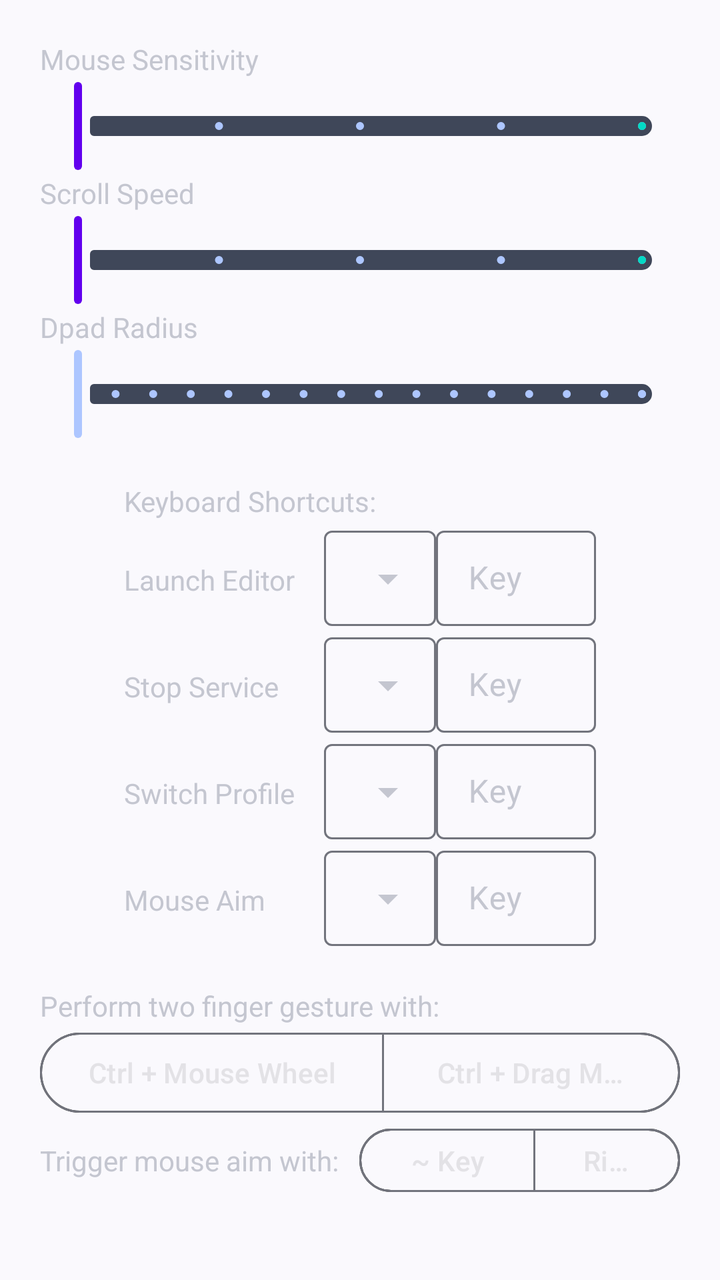
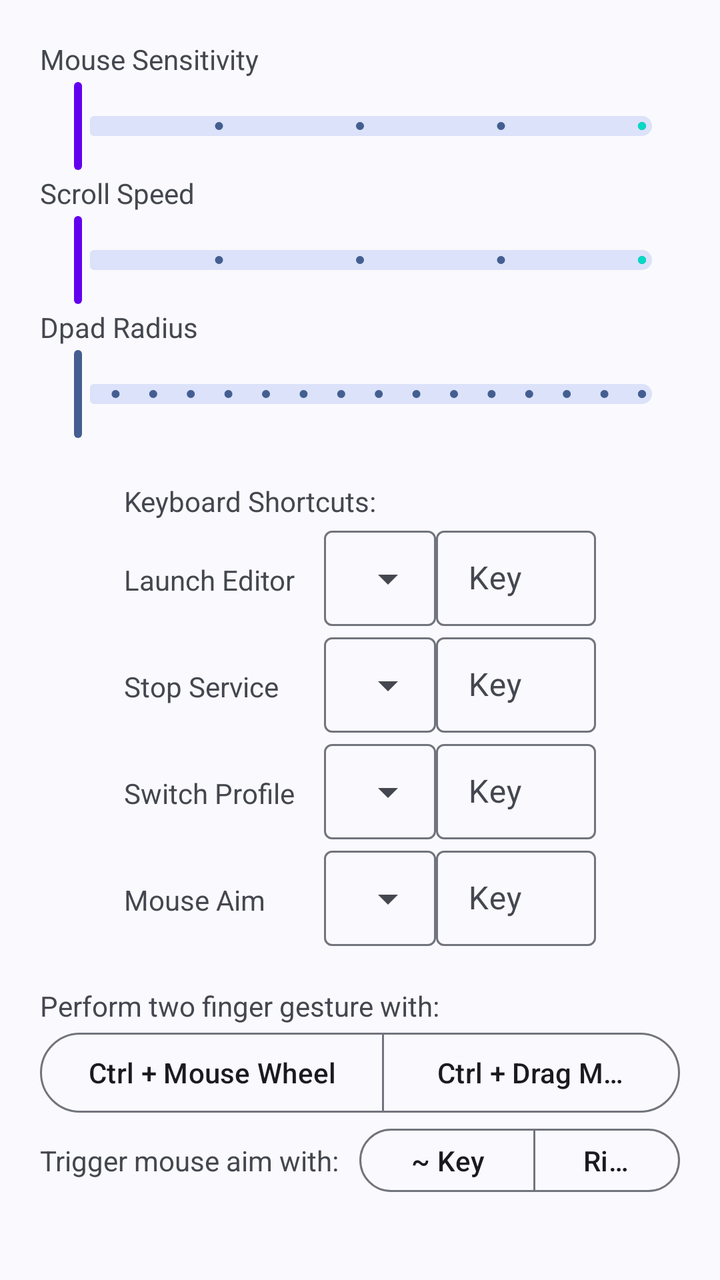

The first picture is an Android layout as it rendered before a commit; the second is the same layout after the commit. The layout source and the unified diff follow.
<!-- AndroidManifest.xml: application theme Theme.XtMapper -->
<!-- res/layout/fragment_settings_dialog.xml -->
<?xml version="1.0" encoding="utf-8"?>
<LinearLayout xmlns:android="http://schemas.android.com/apk/res/android"
    xmlns:app="http://schemas.android.com/apk/res-auto"
    xmlns:tools="http://schemas.android.com/tools"
    android:layout_width="match_parent"
    android:layout_height="match_parent"
    android:orientation="vertical"
    android:theme="@style/Theme.Material3.DynamicColors.Dark"
    android:padding="20dp">

    <LinearLayout
        android:id="@+id/sliders"
        android:layout_width="match_parent"
        android:layout_height="wrap_content"
        android:layout_marginBottom="20dp"
        android:orientation="vertical">

        <TextView
            android:layout_width="wrap_content"
            android:layout_height="wrap_content"
            android:text="@string/mouse_sensitivity" />

        <com.google.android.material.slider.Slider
            android:id="@+id/slider_mouse"
            android:layout_width="wrap_content"
            android:layout_height="wrap_content"
            android:stepSize="1"
            android:valueFrom="1"
            android:valueTo="5"
            app:haloColor="@color/purple_700"
            app:thumbColor="@color/purple_500"
            app:trackColorActive="@color/teal_200"
            app:trackHeight="10dp"
            tools:value="2" />

        <TextView
            android:layout_width="wrap_content"
            android:layout_height="wrap_content"
            android:text="@string/scroll_speed" />

        <com.google.android.material.slider.Slider
            android:id="@+id/slider_scroll_speed"
            android:layout_width="wrap_content"
            android:layout_height="wrap_content"
            android:stepSize="1"
            android:valueFrom="1"
            android:valueTo="5"
            app:haloColor="@color/purple_700"
            app:thumbColor="@color/purple_500"
            app:trackColorActive="@color/teal_200"
            app:trackHeight="10dp"
            tools:value="2" />

        <TextView
            android:layout_width="wrap_content"
            android:layout_height="wrap_content"
            android:text="@string/dpad_radius" />

        <com.google.android.material.slider.Slider
            android:id="@+id/slider_dpad"
            android:layout_width="wrap_content"
            android:layout_height="wrap_content"
            android:stepSize="0.1"
            android:valueFrom="0.5"
            android:valueTo="2.0"
            app:trackHeight="10dp"
            tools:value="1.0" />

    </LinearLayout>

    <LinearLayout
        android:id="@+id/shortcuts"
        android:layout_width="wrap_content"
        android:layout_height="wrap_content"
        android:layout_gravity="center"
        android:layout_marginBottom="20dp"
        android:orientation="vertical">

        <TextView
            android:layout_width="match_parent"
            android:layout_height="wrap_content"
            android:text="@string/keyboard_shortcuts" />

        <LinearLayout
            android:layout_width="match_parent"
            android:layout_height="wrap_content"
            android:orientation="horizontal">

            <TextView
                android:layout_width="90dp"
                android:layout_height="wrap_content"
                android:layout_marginRight="10dp"
                android:labelFor="@id/launch_editor_modifier"
                android:text="@string/launch_editor" />

            <com.google.android.material.textfield.TextInputLayout
                style="@style/Widget.Material3.TextInputLayout.OutlinedBox.Dense.ExposedDropdownMenu"
                android:layout_width="wrap_content"
                android:layout_height="wrap_content">

                <AutoCompleteTextView
                    android:id="@+id/launch_editor_modifier"
                    android:layout_width="match_parent"
                    android:layout_height="wrap_content"
                    android:inputType="none" />

            </com.google.android.material.textfield.TextInputLayout>

            <com.google.android.material.textfield.TextInputLayout
                style="@style/Widget.Material3.TextInputLayout.OutlinedBox.Dense"
                android:layout_width="80dp"
                android:layout_height="wrap_content"
                android:hint="@string/key">

                <com.google.android.material.textfield.TextInputEditText
                    android:id="@+id/launch_editor"
                    android:layout_width="match_parent"
                    android:layout_height="wrap_content"
                    android:inputType="none" />

            </com.google.android.material.textfield.TextInputLayout>

        </LinearLayout>

        <LinearLayout
            android:layout_width="match_parent"
            android:layout_height="wrap_content"
            android:orientation="horizontal">

            <TextView
                android:layout_width="90dp"
                android:layout_height="wrap_content"
                android:layout_marginRight="10dp"
                android:labelFor="@id/stop_service_modifier"
                android:text="@string/stop_service" />


            <com.google.android.material.textfield.TextInputLayout
                style="@style/Widget.Material3.TextInputLayout.OutlinedBox.Dense.ExposedDropdownMenu"
                android:layout_width="wrap_content"
                android:layout_height="wrap_content">

                <AutoCompleteTextView
                    android:id="@+id/stop_service_modifier"
                    android:layout_width="match_parent"
                    android:layout_height="wrap_content"
                    android:inputType="none" />

            </com.google.android.material.textfield.TextInputLayout>

            <com.google.android.material.textfield.TextInputLayout
                style="@style/Widget.Material3.TextInputLayout.OutlinedBox.Dense"
                android:layout_width="80dp"
                android:layout_height="wrap_content"
                android:hint="@string/key">

                <com.google.android.material.textfield.TextInputEditText
                    android:id="@+id/stop_service"
                    android:layout_width="match_parent"
                    android:layout_height="wrap_content"
                    android:inputType="none" />
            </com.google.android.material.textfield.TextInputLayout>
        </LinearLayout>

        <LinearLayout
            android:layout_width="match_parent"
            android:layout_height="wrap_content"
            android:orientation="horizontal">

            <TextView
                android:layout_width="90dp"
                android:layout_height="wrap_content"
                android:layout_marginRight="10dp"
                android:text="@string/switch_profile" />


            <com.google.android.material.textfield.TextInputLayout
                style="@style/Widget.Material3.TextInputLayout.OutlinedBox.Dense.ExposedDropdownMenu"
                android:layout_width="wrap_content"
                android:layout_height="wrap_content">

                <AutoCompleteTextView
                    android:id="@+id/switch_profile_modifier"
                    android:layout_width="match_parent"
                    android:layout_height="wrap_content"
                    android:inputType="none" />

            </com.google.android.material.textfield.TextInputLayout>

            <com.google.android.material.textfield.TextInputLayout
                style="@style/Widget.Material3.TextInputLayout.OutlinedBox.Dense"
                android:layout_width="80dp"
                android:layout_height="wrap_content"
                android:hint="@string/key">

                <com.google.android.material.textfield.TextInputEditText
                    android:id="@+id/switch_profile"
                    android:layout_width="match_parent"
                    android:layout_height="wrap_content"
                    android:inputType="none" />
            </com.google.android.material.textfield.TextInputLayout>
        </LinearLayout>

        <LinearLayout
            android:layout_width="match_parent"
            android:layout_height="wrap_content"
            android:orientation="horizontal">

            <TextView
                android:layout_width="90dp"
                android:layout_height="wrap_content"
                android:layout_marginRight="10dp"
                android:text="@string/mouse_aim" />

            <com.google.android.material.textfield.TextInputLayout
                style="@style/Widget.Material3.TextInputLayout.OutlinedBox.Dense.ExposedDropdownMenu"
                android:layout_width="wrap_content"
                android:layout_height="wrap_content">

                <AutoCompleteTextView
                    android:id="@+id/mouse_aim_modifier"
                    android:layout_width="match_parent"
                    android:layout_height="wrap_content"
                    android:inputType="none" />

            </com.google.android.material.textfield.TextInputLayout>

            <com.google.android.material.textfield.TextInputLayout
                style="@style/Widget.Material3.TextInputLayout.OutlinedBox.Dense"
                android:layout_width="80dp"
                android:layout_height="wrap_content"
                android:hint="@string/key">

                <com.google.android.material.textfield.TextInputEditText
                    android:id="@+id/mouse_aim_key"
                    android:layout_width="match_parent"
                    android:layout_height="wrap_content"
                    android:inputType="none" />
            </com.google.android.material.textfield.TextInputLayout>
        </LinearLayout>
    </LinearLayout>

    <LinearLayout
        android:id="@+id/misc"
        android:layout_width="match_parent"
        android:layout_height="wrap_content"
        android:layout_marginBottom="20dp"
        android:orientation="vertical">

        <TextView
            android:layout_width="match_parent"
            android:layout_height="wrap_content"
            android:text="@string/pinch_to_zoom_gesture_info" />

        <com.google.android.material.button.MaterialButtonToggleGroup
            android:layout_width="wrap_content"
            android:layout_height="wrap_content">

            <com.google.android.material.button.MaterialButton
                android:id="@+id/mouse_wheel_toggle"
                style="?attr/materialButtonOutlinedStyle"
                android:layout_width="wrap_content"
                android:layout_height="wrap_content"
                android:text="@string/mouse_wheel" />

            <com.google.android.material.button.MaterialButton
                android:id="@+id/mouse_drag_toggle"
                style="?attr/materialButtonOutlinedStyle"
                android:layout_width="wrap_content"
                android:layout_height="wrap_content"
                android:text="@string/drag_mouse" />
        </com.google.android.material.button.MaterialButtonToggleGroup>

        <LinearLayout
            android:layout_width="wrap_content"
            android:layout_height="wrap_content"
            android:gravity="center"
            android:orientation="horizontal">
            <TextView
                android:layout_width="match_parent"
                android:layout_height="wrap_content"
                android:layout_marginRight="10dp"
                android:text="@string/trigger_mouse_aim_with" />

            <com.google.android.material.button.MaterialButtonToggleGroup
                android:layout_width="wrap_content"
                android:layout_height="wrap_content">

                <com.google.android.material.button.MaterialButton
                    android:id="@+id/mouse_aim_key_grave"
                    style="?attr/materialButtonOutlinedStyle"
                    android:layout_width="wrap_content"
                    android:layout_height="wrap_content"
                    android:text="@string/key_grave" />

                <com.google.android.material.button.MaterialButton
                    android:id="@+id/mouse_aim_right_click"
                    style="?attr/materialButtonOutlinedStyle"
                    android:layout_width="wrap_content"
                    android:layout_height="wrap_content"
                    android:text="@string/right_click" />

            </com.google.android.material.button.MaterialButtonToggleGroup>
        </LinearLayout>

        <TextView
            android:layout_width="wrap_content"
            android:layout_height="wrap_content"
            android:labelFor="@id/input_device"
            android:text="@string/mouse_input_device" />

        <EditText
            android:id="@+id/input_device"
            android:layout_width="match_parent"
            android:layout_height="wrap_content"
            android:importantForAutofill="no"
            android:inputType="textNoSuggestions" />
    </LinearLayout>

    <com.google.android.material.bottomnavigation.BottomNavigationView
        android:id="@+id/bottom_navigation"
        android:layout_width="match_parent"
        android:layout_height="wrap_content"
        app:menu="@menu/bottom_navigation_menu" />

</LinearLayout>
<!-- resources referenced by this layout -->
<resources>
  <color name="purple_500">#FF6200EE</color>
  <color name="purple_700">#FF3700B3</color>
  <color name="teal_200">#FF03DAC5</color>
  <string name="dpad_radius">Dpad Radius</string>
  <string name="drag_mouse">Ctrl + Drag Mouse</string>
  <string name="key">Key</string>
  <string name="key_grave">~ Key</string>
  <string name="keyboard_shortcuts">Keyboard Shortcuts:</string>
  <string name="launch_editor">Launch Editor</string>
  <string name="mouse_aim">Mouse Aim</string>
  <string name="mouse_input_device">Mouse Input Device</string>
  <string name="mouse_sensitivity">Mouse Sensitivity</string>
  <string name="mouse_wheel">Ctrl + Mouse Wheel</string>
  <string name="pinch_to_zoom_gesture_info">Perform two finger gesture with:</string>
  <string name="right_click">Right click</string>
  <string name="scroll_speed">Scroll Speed</string>
  <string name="stop_service">Stop Service</string>
  <string name="switch_profile">Switch Profile</string>
  <string name="trigger_mouse_aim_with">Trigger mouse aim with:</string>
  <style name="Theme.XtMapper" parent="Theme.Material3.DynamicColors.DayNight"> </style>
</resources>

<!-- the commit's change to res/layout/fragment_settings_dialog.xml (unified diff, before → after) -->
@@ -5,7 +5,6 @@
     android:layout_width="match_parent"
     android:layout_height="match_parent"
     android:orientation="vertical"
-    android:theme="@style/Theme.Material3.DynamicColors.Dark"
     android:padding="20dp">
 
     <LinearLayout
